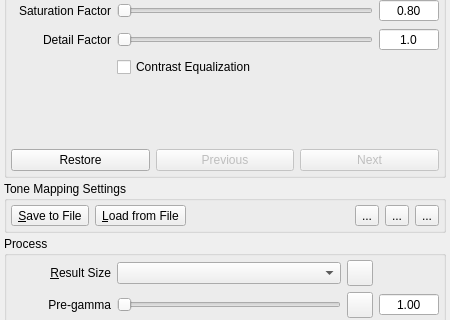
This is src/TonemappingPanel/TonemappingPanel.ui in LuminanceHDR/LuminanceHDR as Qt 5 draws it before an edit; both pictures show x 0 to 450 and y 96 to 416 of the 450 by 674 pixel window. The edited form follows.
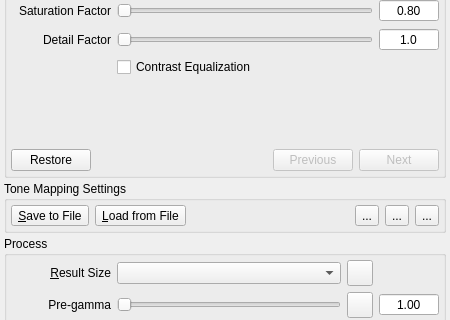
This is the edited form. Icons and pictures are not drawn.

Patch:
```diff
--- a/src/TonemappingPanel/TonemappingPanel.ui
+++ b/src/TonemappingPanel/TonemappingPanel.ui
@@ -2886,12 +2886,6 @@
          <layout class="QHBoxLayout" name="horizontalLayout_undo">
           <item>
            <widget class="QPushButton" name="defaultButton">
-            <property name="sizePolicy">
-             <sizepolicy hsizetype="MinimumExpanding" vsizetype="Fixed">
-              <horstretch>0</horstretch>
-              <verstretch>0</verstretch>
-             </sizepolicy>
-            </property>
             <property name="toolTip">
              <string>Restore operator's default values</string>
             </property>
@@ -2910,17 +2904,24 @@
             </property>
            </widget>
           </item>
+          <item>
+           <spacer name="horizontalSpacer_2">
+            <property name="orientation">
+             <enum>Qt::Horizontal</enum>
+            </property>
+            <property name="sizeHint" stdset="0">
+             <size>
+              <width>40</width>
+              <height>20</height>
+             </size>
+            </property>
+           </spacer>
+          </item>
           <item>
            <widget class="QPushButton" name="undoButton">
             <property name="enabled">
              <bool>false</bool>
             </property>
-            <property name="sizePolicy">
-             <sizepolicy hsizetype="MinimumExpanding" vsizetype="Fixed">
-              <horstretch>0</horstretch>
-              <verstretch>0</verstretch>
-             </sizepolicy>
-            </property>
             <property name="toolTip">
              <string>Previous applied settings</string>
             </property>
@@ -2944,12 +2945,6 @@
             <property name="enabled">
              <bool>false</bool>
             </property>
-            <property name="sizePolicy">
-             <sizepolicy hsizetype="MinimumExpanding" vsizetype="Fixed">
-              <horstretch>0</horstretch>
-              <verstretch>0</verstretch>
-             </sizepolicy>
-            </property>
             <property name="toolTip">
              <string>Next applied settings</string>
             </property>
```
